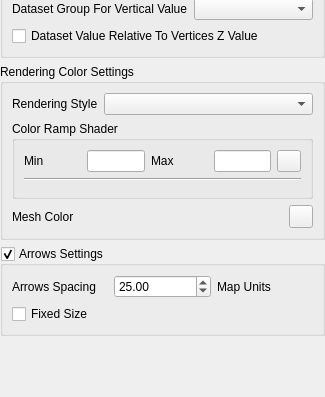
qgis/QGIS, file src/ui/3d/qgsmesh3dpropswidget.ui: the form before one commit; both pictures show x 0 to 325 and y 226 to 623 of the 325 by 623 pixel window.
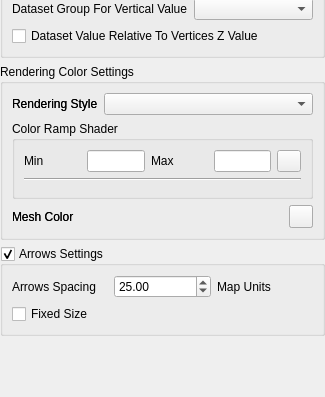
The form after the commit. Icons and pictures are not drawn. Custom widgets are drawn as their Qt base class.

Commit message: slider instead combo box

```diff
--- a/src/ui/3d/qgsmesh3dpropswidget.ui
+++ b/src/ui/3d/qgsmesh3dpropswidget.ui
@@ -308,6 +308,45 @@
         </layout>
        </widget>
       </item>
+      <item row="0" column="0">
+       <widget class="QLabel" name="label_5">
+        <property name="text">
+         <string>Rendering Style</string>
+        </property>
+       </widget>
+      </item>
+      <item row="2" column="0" colspan="2">
+       <widget class="QWidget" name="mMeshSingleColorWidget" native="true">
+        <layout class="QHBoxLayout" name="horizontalLayout_3">
+         <property name="leftMargin">
+          <number>0</number>
+         </property>
+         <property name="topMargin">
+          <number>0</number>
+         </property>
+         <property name="rightMargin">
+          <number>0</number>
+         </property>
+         <property name="bottomMargin">
+          <number>0</number>
+         </property>
+         <item>
+          <widget class="QLabel" name="label_6">
+           <property name="text">
+            <string>Mesh Color</string>
+           </property>
+          </widget>
+         </item>
+         <item>
+          <widget class="QgsColorButton" name="mMeshSingleColorButton">
+           <property name="text">
+            <string/>
+           </property>
+          </widget>
+         </item>
+        </layout>
+       </widget>
+      </item>
      </layout>
     </widget>
    </item>
```
The commit also changes 1 other file.
